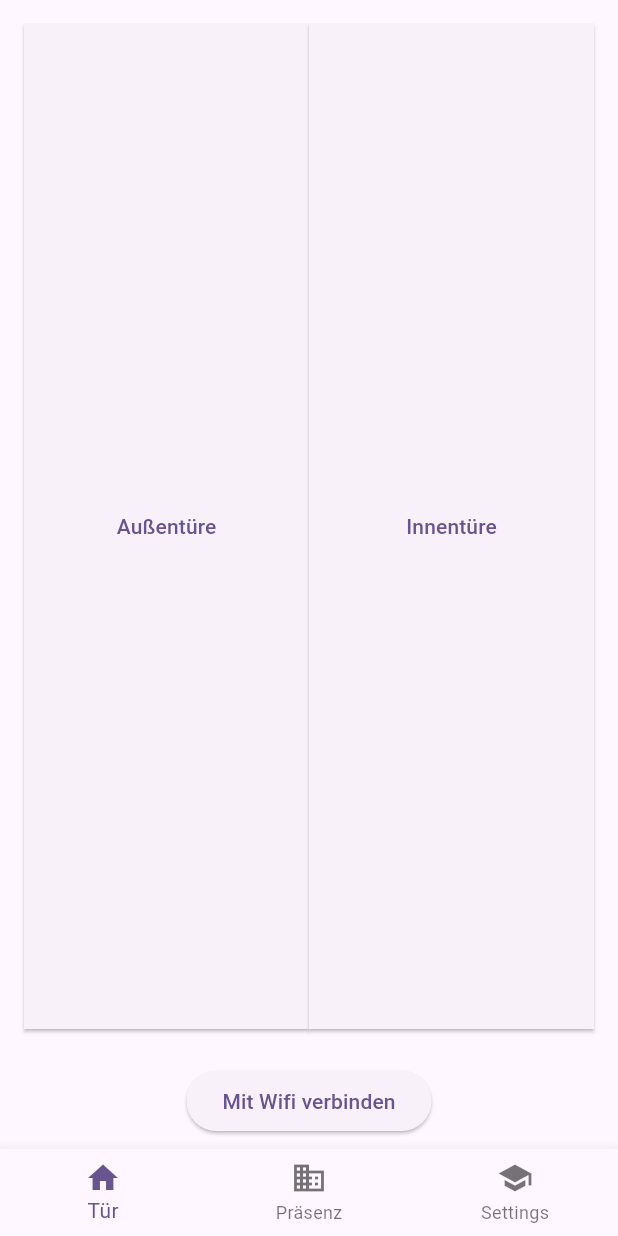
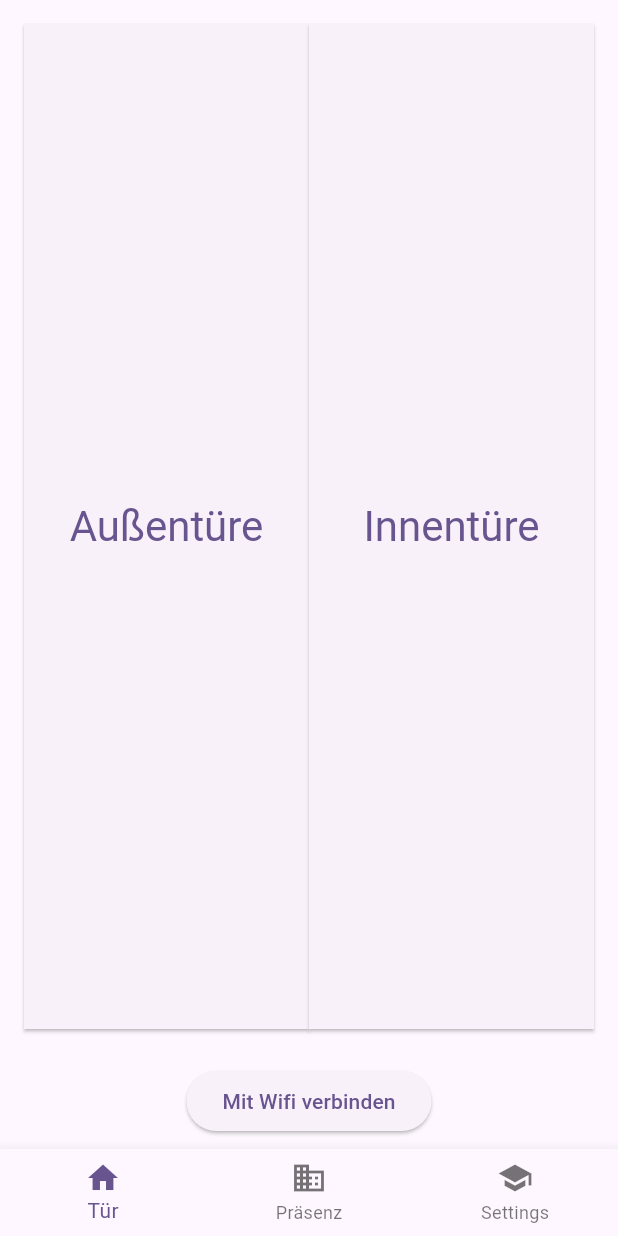
Before and after one commit to openlab-aux/openlab-app, a Flutter app: the screen it shows after launch, on a phone screen of 412 x 824 dp. Run offline on Flutter 3.47's test engine with Material 2 defaults, Android fonts, the phone set to English and light mode, and no system bars; our stand-ins replace flutter_secure_storage, pull_to_refresh, retry; missing offline and left inert: direct_select, duration_picker, wifi_iot.

Commit message:
Make more beautiful

```diff
--- a/lib/open_door.dart
+++ b/lib/open_door.dart
@@ -90,7 +90,10 @@ class _OpenDoorState extends State<OpenDoor> {
   @override
   Widget build(BuildContext context) {
     ButtonStyle borderStyle = ElevatedButton.styleFrom(
-        shape: RoundedRectangleBorder(borderRadius: BorderRadius.zero));
+        shape: RoundedRectangleBorder(borderRadius: BorderRadius.zero),
+        foregroundColor: Theme.of(context).primaryColor,
+        textStyle: TextStyle(
+            fontSize: Theme.of(context).textTheme.headlineMedium!.fontSize));
 
     return Column(
       children: [
@@ -104,13 +107,17 @@ class _OpenDoorState extends State<OpenDoor> {
                   child: ElevatedButton(
                       style: borderStyle,
                       onPressed: outerDoor,
-                      child: const Text("Außentüre")),
+                      child: Text(
+                        "Außentüre",
+                      )),
                 ),
                 Expanded(
                     child: ElevatedButton(
                         style: borderStyle,
                         onPressed: innerDoor,
-                        child: const Text("Innentüre")))
+                        child: Text(
+                          "Innentüre",
+                        )))
               ],
             ),
           ),
--- a/lib/presence.dart
+++ b/lib/presence.dart
@@ -187,6 +187,7 @@ class _PresenceState extends State<Presence> {
                           whenICome = value;
                         });
                       }),
+                  Text("Und was möchtest du tun?"),
                   Padding(
                     padding: const EdgeInsets.all(8.0),
                     child: DropdownButton<ComingType>(
```
